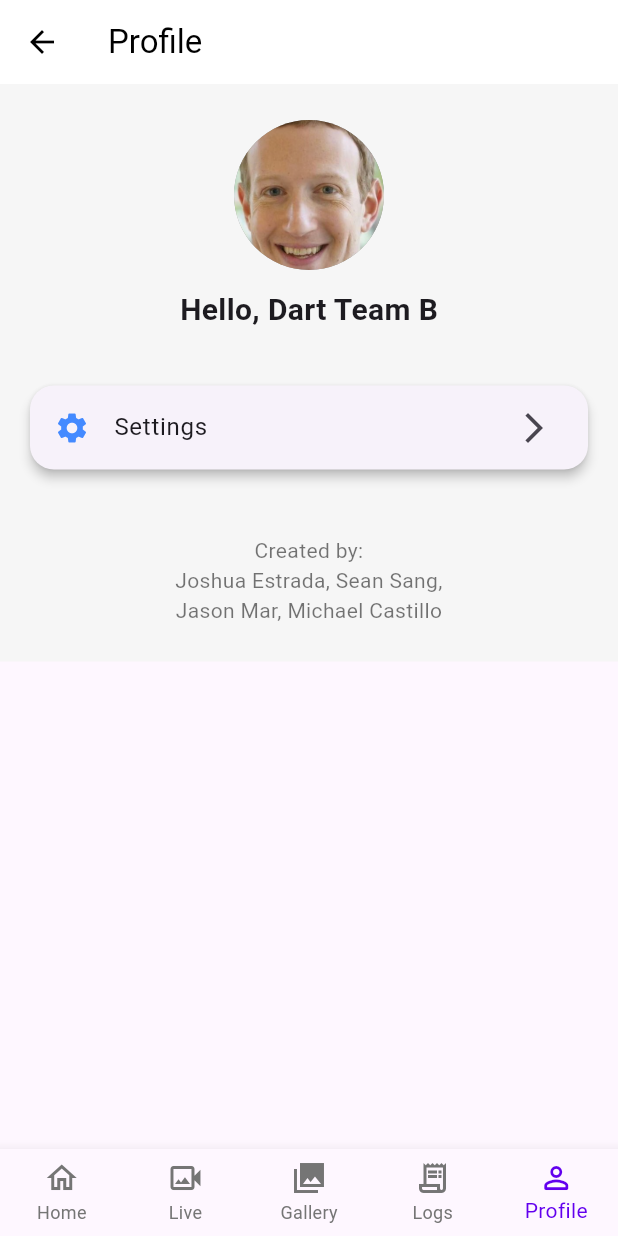
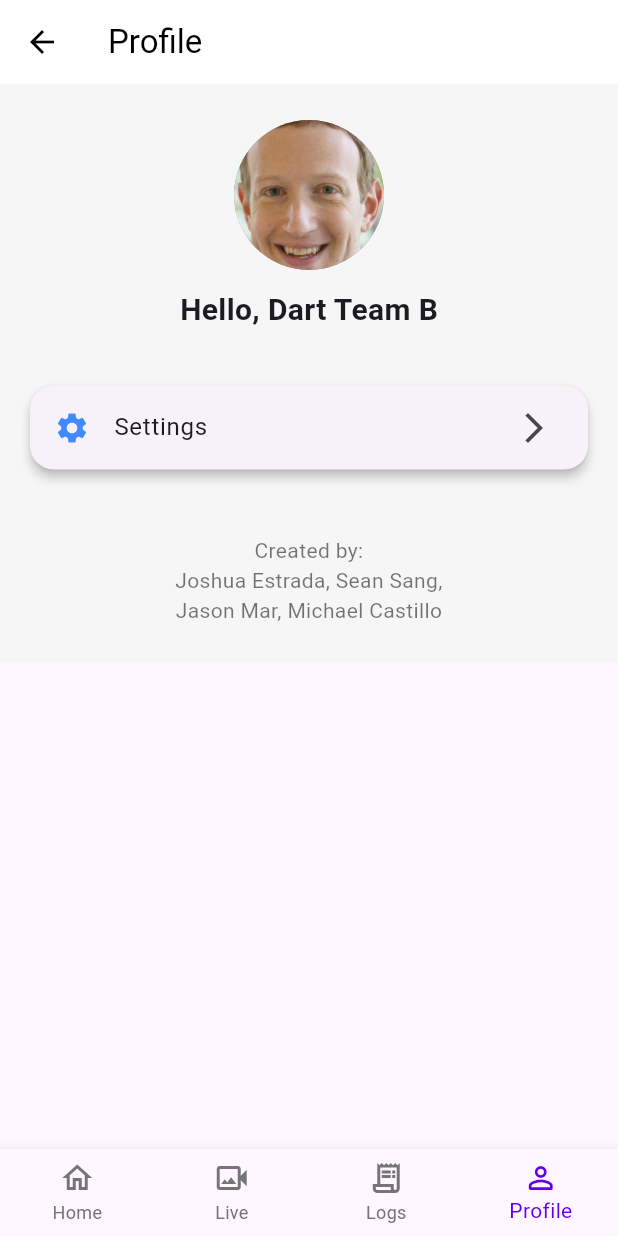
Before and after one commit to MichaelC609/Dart-B-RingApp, a Flutter app: the ProfilePage screen opened directly, on a phone screen of 412 x 824 dp. Run offline on Flutter 3.47's test engine with Material 3 defaults, Android fonts, the phone set to English and light mode, and no system bars; our stand-ins replace firebase_core, firebase_messaging, permission_handler; missing offline and left inert: flutter_vlc_player, gallery_saver_plus; accounts and stored records are empty; network calls fail.

Commit message:
removed navigation options to gallery

```diff
--- a/lib/pages/logs.dart
+++ b/lib/pages/logs.dart
@@ -185,7 +185,7 @@ class _LogsPageState extends State<LogsPage> {
           }
         },
       ),
-      bottomNavigationBar: const SimpleBottomNavigation(currentIndex: 3),
+      bottomNavigationBar: const SimpleBottomNavigation(currentIndex: 2),
     );
   }
 }
--- a/lib/pages/profile.dart
+++ b/lib/pages/profile.dart
@@ -56,7 +56,7 @@ class ProfilePage extends StatelessWidget {
           ),
         ),
       ),
-      bottomNavigationBar: const SimpleBottomNavigation(currentIndex: 4),
+      bottomNavigationBar: const SimpleBottomNavigation(currentIndex: 3),
     );
   }
 }
--- a/lib/pages/simple_bottom_nav.dart
+++ b/lib/pages/simple_bottom_nav.dart
@@ -1,7 +1,6 @@
 import 'package:flutter/material.dart';
 import 'home_page.dart';
 import 'live.dart';
-import 'gallery.dart';
 import 'logs.dart';
 import 'profile.dart';
 
@@ -22,12 +21,9 @@ class SimpleBottomNavigation extends StatelessWidget {
         destination = const LivePage();
         break;
       case 2:
-        destination = const GalleryPage();
+        destination = const LogsPage();
         break;
       case 3:
-        destination = const LogsPage();
-        break;
-      case 4:
         destination = const ProfilePage();
         break;
       default:
@@ -58,10 +54,6 @@ class SimpleBottomNavigation extends StatelessWidget {
           label: 'Live',
         ),
         BottomNavigationBarItem(
-          icon: Icon(Icons.photo_library_sharp),
-          label: 'Gallery',
-        ),
-        BottomNavigationBarItem(
           icon: Icon(Icons.receipt_long_outlined),
           label: 'Logs',
         ),
```
Also changed, not shown: lib/pages/home_page.dart (+1 -20 lines).
